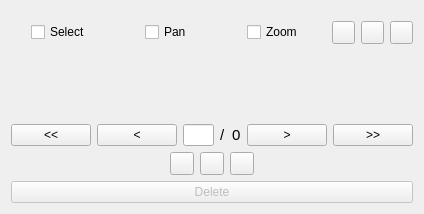
Above: src/NavTable/ui/main_panel.ui from fpsampayo/qgis-navtable before the change. Below: the same form after it.
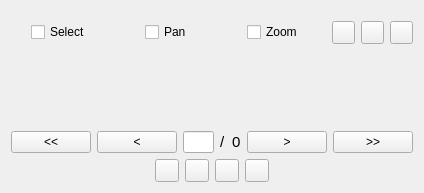
That is the form after the change.

Commit message:
feat: Implement atomic delete with confirmation dialog
- Move delete button to the quick action bar with native QGIS icon.
- Implement a confirmation dialog before feature deletion.
- Make the delete operation atomic (start editing, delete, and commit).
- Clean up manual editing mode management logic.
- Ensure record counters remain accurate and don't trigger filter labels during deletion.

```diff
--- a/src/NavTable/ui/main_panel.ui
+++ b/src/NavTable/ui/main_panel.ui
@@ -275,6 +275,13 @@
          </property>
         </widget>
        </item>
+       <item>
+        <widget class="QToolButton" name="deleteBT">
+         <property name="toolTip">
+          <string>Delete current feature</string>
+         </property>
+        </widget>
+       </item>
        <item>
         <spacer name="horizontalSpacer_4">
          <property name="orientation">
@@ -290,20 +297,6 @@
        </item>
       </layout>
      </item>
-     <item>
-      <layout class="QHBoxLayout" name="horizontalLayout_3">
-       <item>
-        <widget class="QPushButton" name="deleteBT">
-         <property name="enabled">
-          <bool>false</bool>
-         </property>
-         <property name="text">
-          <string>Delete</string>
-         </property>
-        </widget>
-       </item>
-      </layout>
-     </item>
     </layout>
    </item>
   </layout>
```
The commit also changes 1 other file.
